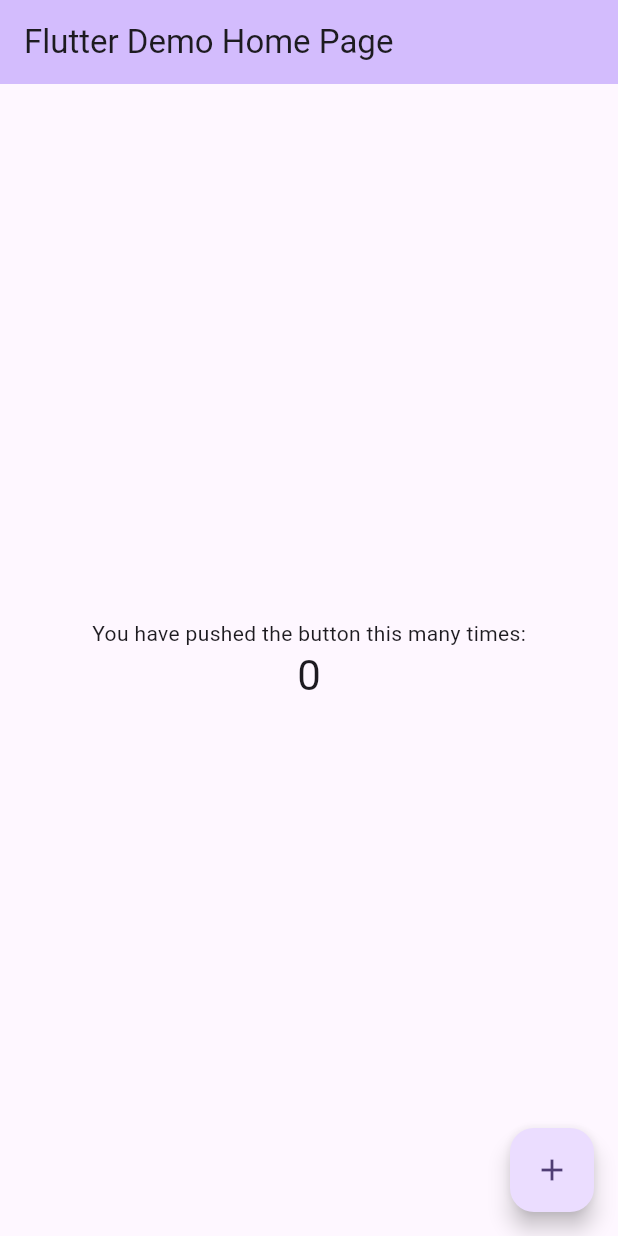
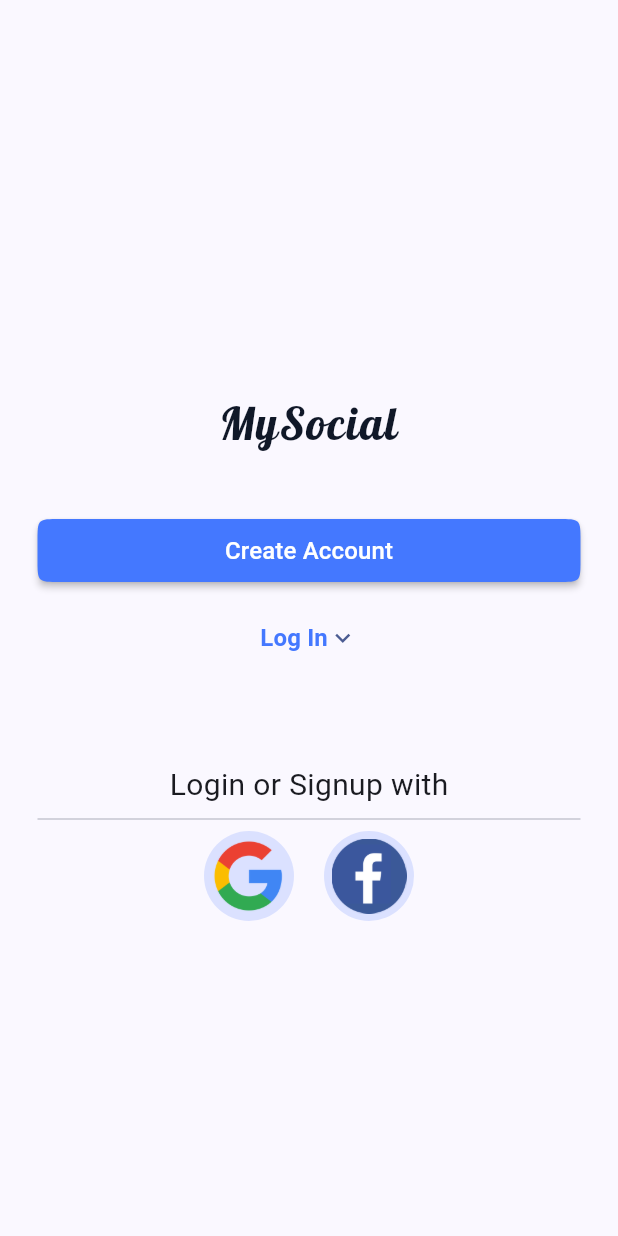
Before and after one commit to MehadiReaz/social_media_application, a Flutter app: the screen it shows after launch, on a phone screen of 412 x 824 dp. Run offline on Flutter 3.47's test engine with Material 3 defaults, Android fonts, the phone set to English and light mode, and no system bars; our stand-ins replace firebase_core, get, google_fonts; accounts and stored records are empty.

Commit message:
login screen created splash screen created

```diff
--- a/lib/application/app.dart
+++ b/lib/application/app.dart
@@ -0,0 +1,20 @@
+import 'package:flutter/material.dart';
+import 'package:get/get.dart';
+import 'package:social_media_application/presentation/ui/screens/splash_screen.dart';
+
+class App extends StatelessWidget {
+  const App({super.key});
+
+  @override
+  Widget build(BuildContext context) {
+    return GetMaterialApp(
+      title: 'MySocial',
+      home: const SplashScreen(),
+      debugShowCheckedModeBanner: false,
+      theme: ThemeData(
+        colorScheme: ColorScheme.fromSeed(seedColor: const Color(0xFF4478FF)),
+        useMaterial3: true,
+      ),
+    );
+  }
+}
--- a/lib/main.dart
+++ b/lib/main.dart
@@ -1,115 +1,16 @@
+import 'package:firebase_core/firebase_core.dart';
 import 'package:flutter/material.dart';
+import 'package:flutter/services.dart';
+import 'package:social_media_application/application/app.dart';
+import 'package:social_media_application/firebase_options.dart';
 
 void main() {
-  runApp(const MyApp());
+  WidgetsFlutterBinding.ensureInitialized();
+  SystemChrome.setEnabledSystemUIMode(SystemUiMode.immersiveSticky);
+  SystemChrome.setPreferredOrientations([DeviceOrientation.portraitUp])
+      .then((value) async {
+    await Firebase.initializeApp(
+        options: DefaultFirebaseOptions.currentPlatform);
+    runApp(const App());
+  });
 }
-
-class MyApp extends StatelessWidget {
-  const MyApp({super.key});
-
-  // This widget is the root of your application.
-  @override
-  Widget build(BuildContext context) {
-    return MaterialApp(
-      title: 'Flutter Demo',
-      theme: ThemeData(
-        // This is the theme of your application.
-        //
-        // TRY THIS: Try running your application with "flutter run". You'll see
-        // the application has a blue toolbar. Then, without quitting the app,
-        // try changing the seedColor in the colorScheme below to Colors.green
-        // and then invoke "hot reload" (save your changes or press the "hot
-        // reload" button in a Flutter-supported IDE, or press "r" if you used
-        // the command line to start the app).
-        //
-        // Notice that the counter didn't reset back to zero; the application
-        // state is not lost during the reload. To reset the state, use hot
-        // restart instead.
-        //
-        // This works for code too, not just values: Most code changes can be
-        // tested with just a hot reload.
-        colorScheme: ColorScheme.fromSeed(seedColor: Colors.deepPurple),
-        useMaterial3: true,
-      ),
-      home: const MyHomePage(title: 'Flutter Demo Home Page'),
-    );
-  }
-}
-
-class MyHomePage extends StatefulWidget {
-  const MyHomePage({super.key, required this.title});
-  final String title;
-
-  @override
-  State<MyHomePage> createState() => _MyHomePageState();
-}
-
-class _MyHomePageState extends State<MyHomePage> {
-  int _counter = 0;
-
-  void _incrementCounter() {
-    setState(() {
-      // This call to setState tells the Flutter framework that something has
-      // changed in this State, which causes it to rerun the build method below
-      // so that the display can reflect the updated values. If we changed
-      // _counter without calling setState(), then the build method would not be
-      // called again, and so nothing would appear to happen.
-      _counter++;
-    });
-  }
-
-  @override
-  Widget build(BuildContext context) {
-    // This method is rerun every time setState is called, for instance as done
-    // by the _incrementCounter method above.
-    //
-    // The Flutter framework has been optimized to make rerunning build methods
-    // fast, so that you can just rebuild anything that needs updating rather
-    // than having to individually change instances of widgets.
-    return Scaffold(
-      appBar: AppBar(
-        // TRY THIS: Try changing the color here to a specific color (to
-        // Colors.amber, perhaps?) and trigger a hot reload to see the AppBar
-        // change color while the other colors stay the same.
-        backgroundColor: Theme.of(context).colorScheme.inversePrimary,
-        // Here we take the value from the MyHomePage object that was created by
-        // the App.build method, and use it to set our appbar title.
-        title: Text(widget.title),
-      ),
-      body: Center(
-        // Center is a layout widget. It takes a single child and positions it
-        // in the middle of the parent.
-        child: Column(
-          // Column is also a layout widget. It takes a list of children and
-          // arranges them vertically. By default, it sizes itself to fit its
-          // children horizontally, and tries to be as tall as its parent.
-          //
-          // Column has various properties to control how it sizes itself and
-          // how it positions its children. Here we use mainAxisAlignment to
-          // center the children vertically; the main axis here is the vertical
-          // axis because Columns are vertical (the cross axis would be
-          // horizontal).
-          //
-          // TRY THIS: Invoke "debug painting" (choose the "Toggle Debug Paint"
-          // action in the IDE, or press "p" in the console), to see the
-          // wireframe for each widget.
-          mainAxisAlignment: MainAxisAlignment.center,
-          children: <Widget>[
-            const Text(
-              'You have pushed the button this many times:',
-            ),
-            Text(
-              '$_counter',
-              style: Theme.of(context).textTheme.headlineMedium,
-            ),
-          ],
-        ),
-      ),
-      floatingActionButton: FloatingActionButton(
-        onPressed: _incrementCounter,
-        tooltip: 'Increment',
-        child: const Icon(Icons.add),
-      ), // This trailing comma makes auto-formatting nicer for build methods.
-    );
-  }
-}
--- a/lib/presentation/ui/screens/auth/login_screen.dart
+++ b/lib/presentation/ui/screens/auth/login_screen.dart
@@ -0,0 +1,147 @@
+import 'package:flutter/material.dart';
+import 'package:get/get.dart';
+import 'package:google_fonts/google_fonts.dart';
+
+import '../home_screen.dart';
+
+class LoginScreen extends StatelessWidget {
+  const LoginScreen({super.key});
+
+  @override
+  Widget build(BuildContext context) {
+    return Scaffold(
+      body: Center(
+        child: Padding(
+          padding: const EdgeInsets.all(25.0),
+          child: SingleChildScrollView(
+            child: Column(
+              mainAxisAlignment: MainAxisAlignment.center,
+              children: [
+                const SizedBox(
+                  height: 50,
+                ),
+                Text(
+                  'MySocial',
+                  textAlign: TextAlign.center,
+                  style: GoogleFonts.lobster(
+                    fontWeight: FontWeight.w400,
+                    fontSize: 30,
+                    letterSpacing: 1,
+                    color: const Color(0xFF101828),
+                  ),
+                ),
+                const SizedBox(
+                  height: 40,
+                ),
+                MaterialButton(
+                  shape: ContinuousRectangleBorder(
+                      borderRadius: BorderRadius.circular(15)),
+                  minWidth: double.infinity,
+                  height: 42,
+                  color: const Color(0xFF4478FF),
+                  onPressed: () {},
+                  child: const Text(
+                    'Create Account',
+                    style: TextStyle(
+                      // fontFamily: 'Satoshi',
+                      color: Colors.white,
+                      fontSize: 16,
+                    ),
+                  ),
+                ),
+                const SizedBox(
+                  height: 10,
+                ),
+                TextButton(
+                  onPressed: () {
+                    Get.to(const HomeScreen());
+                  },
+                  child: const Row(
+                    mainAxisAlignment: MainAxisAlignment.center,
+                    children: [
+                      Text(
+                        'Log In',
+                        style: TextStyle(
+                          color: Color(0xFF4478FF),
+                          fontSize: 16,
+                          fontWeight: FontWeight.w700,
+                        ),
+                      ),
+                      Icon(
+                        Icons.keyboard_arrow_down,
+                        size: 20,
+                      )
+                    ],
+                  ),
+                ),
+                const SizedBox(
+                  height: 60,
+                ),
+                const Text(
+                  'Login or Signup with',
+                  style: TextStyle(fontSize: 20),
+                ),
+                const Divider(),
+                Row(
+                  mainAxisAlignment: MainAxisAlignment.center,
+                  children: [
+                    InkWell(
+                      onTap: () {},
+                      child: CircleAvatar(
+                        minRadius: 25,
+                        child: Padding(
+                          padding: const EdgeInsets.all(5),
+                          child: Image.asset(
+                            'assets/images/google.png',
+                            height: 50,
+                          ),
+                        ),
+                      ),
+                    ),
+                    const SizedBox(
+                      width: 20,
+                    ),
+                    InkWell(
+                      onTap: () {
+                        Get.bottomSheet(
+                          isScrollControlled: false,
+                          shape: RoundedRectangleBorder(
+                            borderRadius: BorderRadius.circular(15),
+                          ),
+                          const SizedBox(
+                            width: double.infinity,
+                            height: 100,
+                            child: Padding(
+                              padding: EdgeInsets.symmetric(vertical: 30),
+                              child: Text(
+                                'This feature has not implemented yet!',
+                                textAlign: TextAlign.center,
+                                style: TextStyle(fontSize: 18),
+                              ),
+                            ),
+                          ),
+                          backgroundColor: Colors.white,
+                          enableDrag: true,
+                        );
+                      },
+                      child: CircleAvatar(
+                        minRadius: 25,
+                        child: Padding(
+                          padding: const EdgeInsets.all(5),
+                          child: Image.asset(
+                            'assets/images/facebook.png',
+                            height: 50,
+                          ),
+                        ),
+                      ),
+                    ),
+                  ],
+                )
+              ],
+            ),
+          ),
+        ),
+      ),
+    );
+  }
+}
```
Also changed, not shown: lib/presentation/ui/screens/home_screen.dart (+10 -0 lines), lib/presentation/ui/screens/splash_screen.dart (+44 -0 lines), pubspec.yaml (+16 -58 lines), assets/fonts/Satoshi-Regular.ttf (added), assets/images/facebook.png (added), assets/images/google.png (added), lib/firebase_options.dart (added), pubspec.lock, 7 other files.
